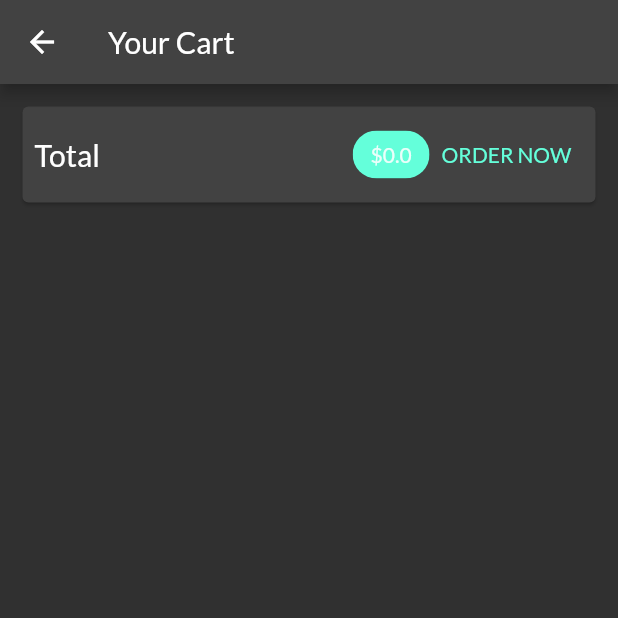
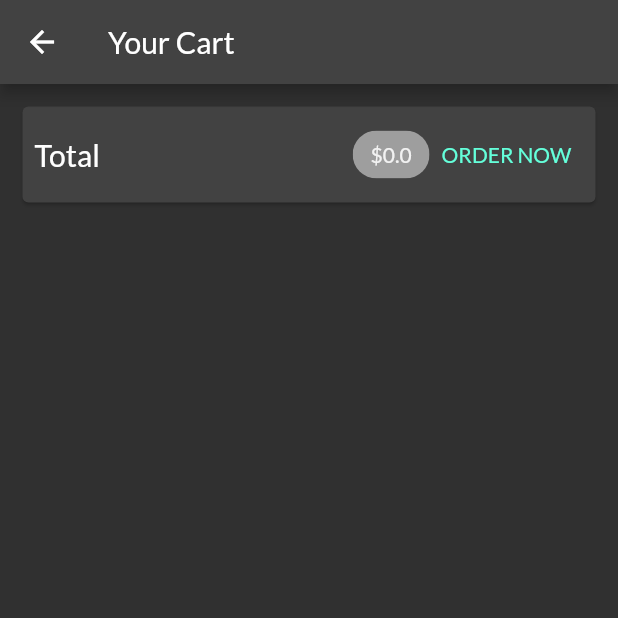
Before and after one commit to ERy03/shop_app, a Flutter app: the CartScreen screen opened by its route, on a phone screen of 412 x 824 dp, the top half of it. Run offline on Flutter 3.47's test engine with Material 2 defaults, Android fonts, the phone set to English and light mode, and no system bars; network calls fail.

```diff
--- a/lib/main.dart
+++ b/lib/main.dart
@@ -23,6 +23,7 @@ class MyApp extends StatelessWidget {
       ],
       child: MaterialApp(
         title: 'MyShop',
+        debugShowCheckedModeBanner: false,
         theme: ThemeData(
           brightness: Brightness.dark,
           fontFamily: "Lato",
--- a/lib/screens/cart_screen.dart
+++ b/lib/screens/cart_screen.dart
@@ -31,7 +31,7 @@ class CartScreen extends StatelessWidget {
                     label: Text(
                       "\$${cart.totalAmount}",
                     ),
-                    backgroundColor: Theme.of(context).colorScheme.secondary,
+                    backgroundColor: Theme.of(context).primaryColorLight,
                   ),
                   TextButton(
                     onPressed: () {},
@@ -44,7 +44,16 @@ class CartScreen extends StatelessWidget {
                 ],
               ),
             ),
-          )
+          ),
+          const SizedBox(
+            height: 10,
+          ),
+          Expanded(
+            child: ListView.builder(
+              itemCount: cart.items.length,
+              itemBuilder: (context, index) => ,
+            ),
+          ),
         ],
       ),
     );
```
Also changed, not shown: lib/widgets/cart_item.dart (added).
